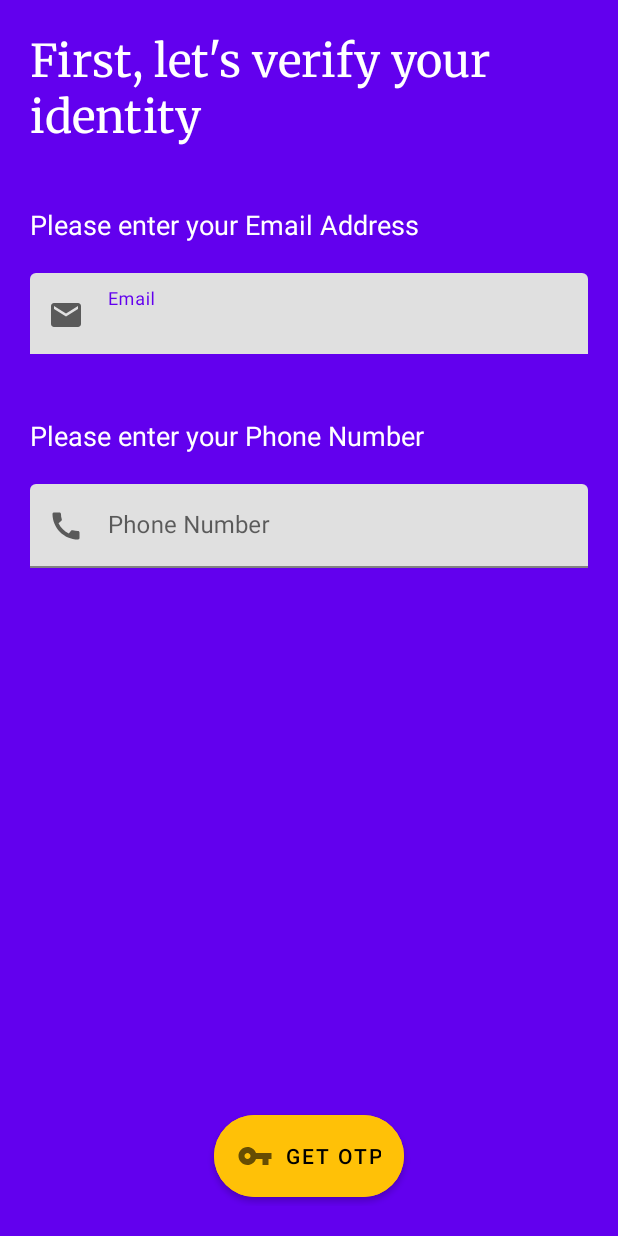
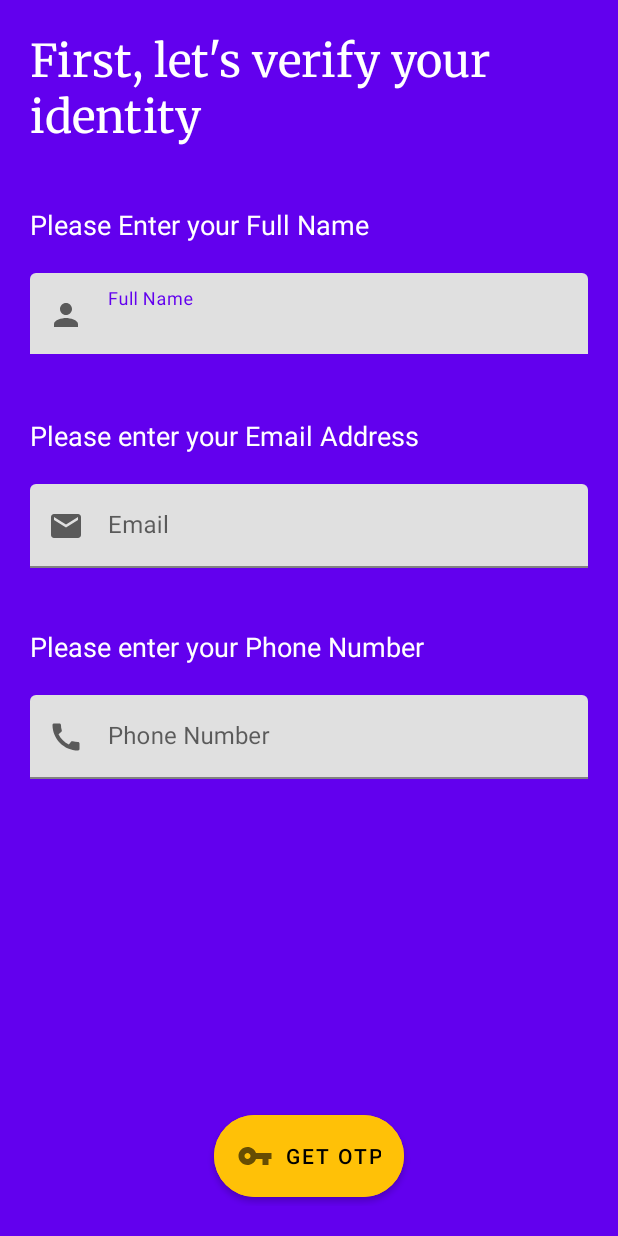
Before and after one commit to VaradMash/smart_khadda_application, an Android app: the RegisterScreenActivity screen opened directly, with no data from a screen before it, on a phone screen of 412 x 824 dp. Run offline under Robolectric (Android 15) with nearby library versions, the phone set to English and light mode, and no system bars.

Commit message:
Added Username TextInputEditText

```diff
--- a/app/src/main/java/com/example/smartcityportal/RegisterScreenActivity.java
+++ b/app/src/main/java/com/example/smartcityportal/RegisterScreenActivity.java
@@ -11,6 +11,7 @@ import com.google.android.material.textfield.TextInputEditText;
 
 public class RegisterScreenActivity extends AppCompatActivity {
 
+    TextInputEditText usernameTextInputEditText;
     TextInputEditText emailTextInputEditText;
     TextInputEditText phoneTextInputEditText;
 
@@ -49,6 +50,7 @@ public class RegisterScreenActivity extends AppCompatActivity {
 
         getSupportActionBar().hide();
 
+        usernameTextInputEditText = findViewById(R.id.usernameTextInputEditText);
         emailTextInputEditText = findViewById(R.id.emailTextInputEditText);
         phoneTextInputEditText = findViewById(R.id.phoneTextInputEditText);
 
--- /dev/null
+++ b/app/src/main/res/drawable-anydpi/icon_person.xml
@@ -0,0 +1,11 @@
+<vector xmlns:android="http://schemas.android.com/apk/res/android"
+    android:width="24dp"
+    android:height="24dp"
+    android:viewportWidth="24"
+    android:viewportHeight="24"
+    android:tint="#333333"
+    android:alpha="0.6">
+  <path
+      android:fillColor="@android:color/white"
+      android:pathData="M12,12c2.21,0 4,-1.79 4,-4s-1.79,-4 -4,-4 -4,1.79 -4,4 1.79,4 4,4zM12,14c-2.67,0 -8,1.34 -8,4v2h16v-2c0,-2.66 -5.33,-4 -8,-4z"/>
+</vector>
--- a/app/src/main/res/layout/activity_register_screen.xml
+++ b/app/src/main/res/layout/activity_register_screen.xml
@@ -30,6 +30,32 @@
                 android:text="First, let's verify your identity"
                 android:textColor="@color/white"
                 android:textSize="30sp" />
+
+            <TextView
+                android:id="@+id/textView8"
+                android:layout_width="match_parent"
+                android:layout_height="wrap_content"
+                android:layout_marginTop="40dp"
+                android:layout_marginBottom="20dp"
+                android:text="Please Enter your Full Name"
+                android:textColor="@color/white"
+                android:textSize="18sp" />
+
+            <com.google.android.material.textfield.TextInputLayout
+                android:id="@+id/usernameTextField"
+                android:layout_width="match_parent"
+                android:layout_height="match_parent"
+                android:hint="Full Name"
+                app:startIconDrawable="@drawable/icon_person"
+                app:startIconTint="@color/black">
+
+                <com.google.android.material.textfield.TextInputEditText
+                    android:id="@+id/usernameTextInputEditText"
+                    android:layout_width="match_parent"
+                    android:layout_height="wrap_content"
+                    android:inputType="textEmailAddress" />
+
+            </com.google.android.material.textfield.TextInputLayout>
 
             <TextView
                 android:id="@+id/textView2"
```
Also changed, not shown: app/src/main/res/drawable-hdpi/icon_person.png (added), app/src/main/res/drawable-mdpi/icon_person.png (added), app/src/main/res/drawable-xhdpi/icon_person.png (added), app/src/main/res/drawable-xxhdpi/icon_person.png (added).
